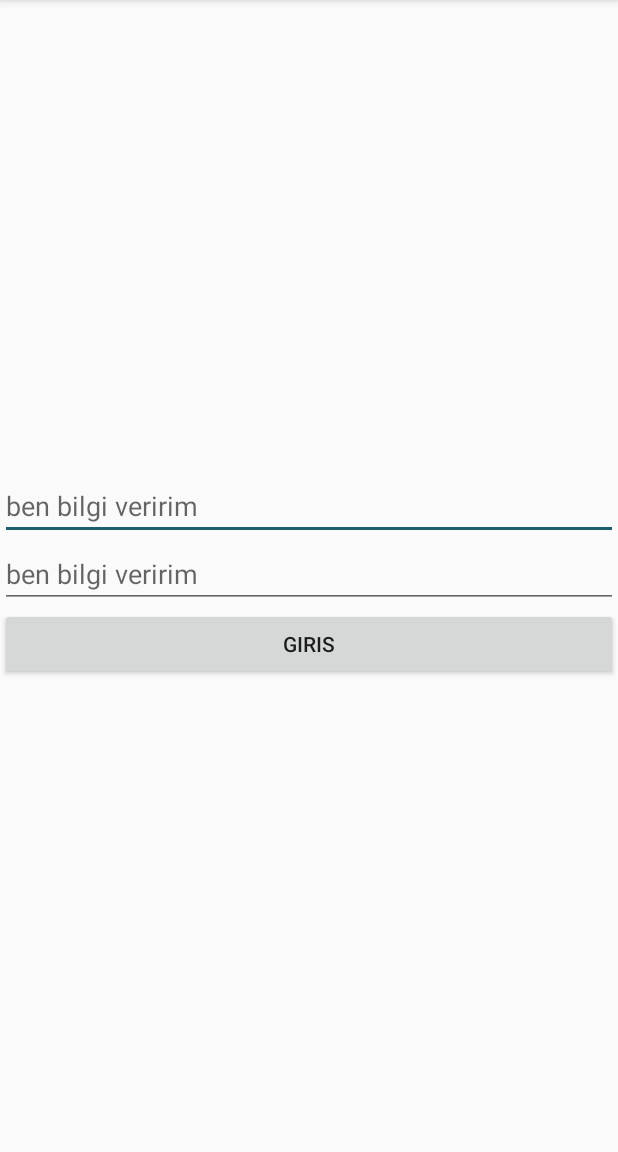
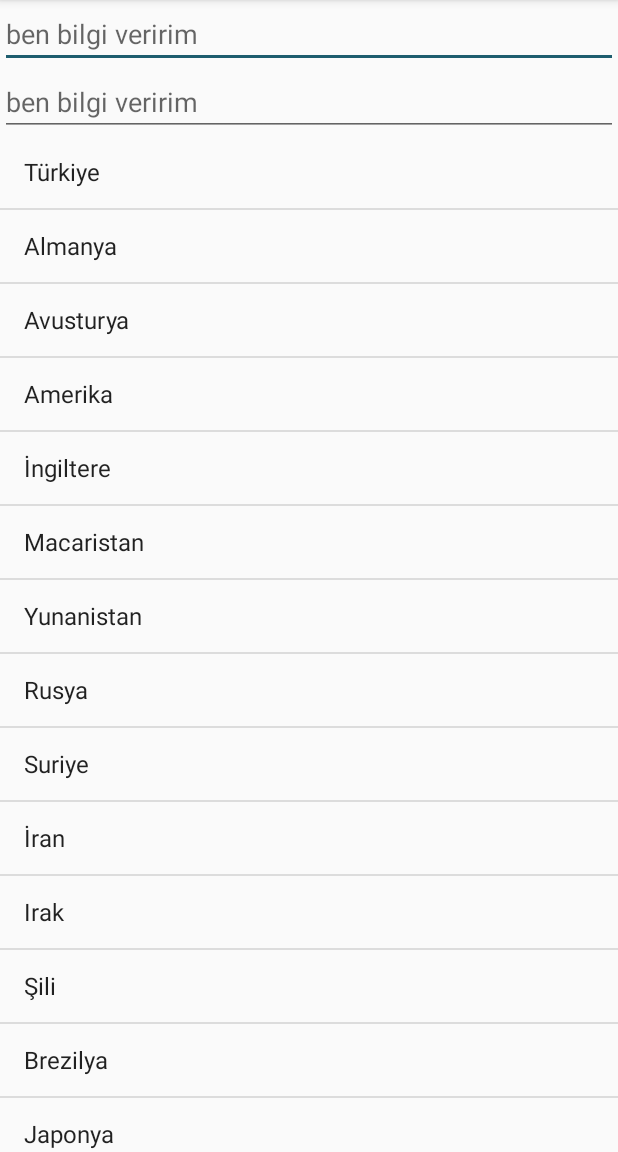
Before and after one commit to yerenutku/gelecegiyazankadinlar, an Android app: the screen it shows after launch (MainActivity), on a phone screen of 412 x 824 dp, the part 84-1236 px from its top. Run offline under Robolectric (Android 15) with nearby library versions, the phone set to English and light mode, and no system bars.

Commit message:
listview eklendi

```diff
--- a/Uygulama1/app/src/main/java/com/erenutku/myapplication/MainActivity.java
+++ b/Uygulama1/app/src/main/java/com/erenutku/myapplication/MainActivity.java
@@ -1,17 +1,29 @@
 package com.erenutku.myapplication;
 
+import android.content.DialogInterface;
 import android.content.Intent;
 import android.os.Bundle;
+import android.support.v7.app.AlertDialog;
 import android.support.v7.app.AppCompatActivity;
 import android.view.View;
+import android.widget.AdapterView;
+import android.widget.ArrayAdapter;
 import android.widget.Button;
 import android.widget.EditText;
+import android.widget.ListView;
 import android.widget.Toast;
 
 public class MainActivity extends AppCompatActivity {
     private Button btNewActivity;
     private EditText et1, et2;
     private String email = "gy@gmail.com", pass = "12345";
+    private String[] ulkeler =
+            {"Türkiye", "Almanya", "Avusturya", "Amerika","İngiltere",
+                    "Macaristan", "Yunanistan", "Rusya", "Suriye", "İran", "Irak",
+                    "Şili", "Brezilya", "Japonya", "Portekiz", "İspanya",
+                    "Makedonya", "Ukrayna", "İsviçre"};
+    private ListView lvList;
+    private ArrayAdapter<String> adapter;
 
     @Override
     protected void onCreate(Bundle savedInstanceState) {
@@ -32,5 +44,33 @@ public class MainActivity extends AppCompatActivity {
             }
         });
 
+        lvList = (ListView) findViewById(R.id.lvList);
+        adapter = new ArrayAdapter<String>(this,android.R.layout.simple_list_item_1,android.R.id.text1, ulkeler);
+        lvList.setAdapter(adapter);
+        lvList.setOnItemClickListener(new AdapterView.OnItemClickListener() {
+            @Override
+            public void onItemClick(AdapterView<?> adapterView, View view, int position, long id) {
+                AlertDialog.Builder alertDialog = new AlertDialog.Builder(MainActivity.this);
+                alertDialog.setMessage(ulkeler[position]);
+                alertDialog.setTitle("Seçilen Ülke");
+                alertDialog.setPositiveButton("Evet", new DialogInterface.OnClickListener() {
+                    @Override
+                    public void onClick(DialogInterface dialogInterface, int i) {
+                        Toast.makeText(MainActivity.this,"evete bastın",Toast.LENGTH_SHORT).show();
+                        Intent intent = new Intent(MainActivity.this,SecondActivity.class);
+                        startActivity(intent);
+                    }
+                });
+                alertDialog.setNegativeButton("Hayır", new DialogInterface.OnClickListener() {
+                    @Override
+                    public void onClick(DialogInterface dialogInterface, int i) {
+                        Toast.makeText(MainActivity.this,"hayıra bastın",Toast.LENGTH_SHORT).show();
+                    }
+                });
+
+                alertDialog.show();
+            }
+        });
+
     }
 }
--- a/Uygulama1/app/src/main/res/layout/activity_main.xml
+++ b/Uygulama1/app/src/main/res/layout/activity_main.xml
@@ -18,6 +18,10 @@
         android:layout_width="match_parent"
         android:layout_height="wrap_content"
         android:hint="ben bilgi veririm" />
+    <ListView
+        android:id="@+id/lvList"
+        android:layout_width="match_parent"
+        android:layout_height="wrap_content"/>
 
     <Button
         android:id="@+id/btNewActivity"
```
